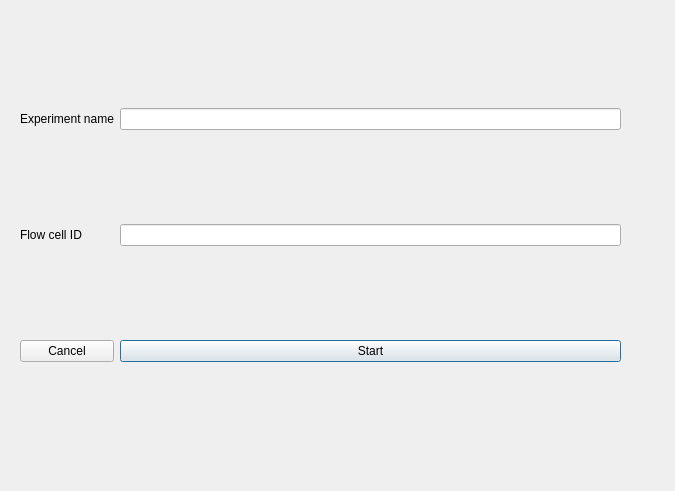
First picture: the form in ulc_mm_package/QtGUI/user_form.ui, repository czbiohub-sf/ulc-malaria-scope, before the edit.
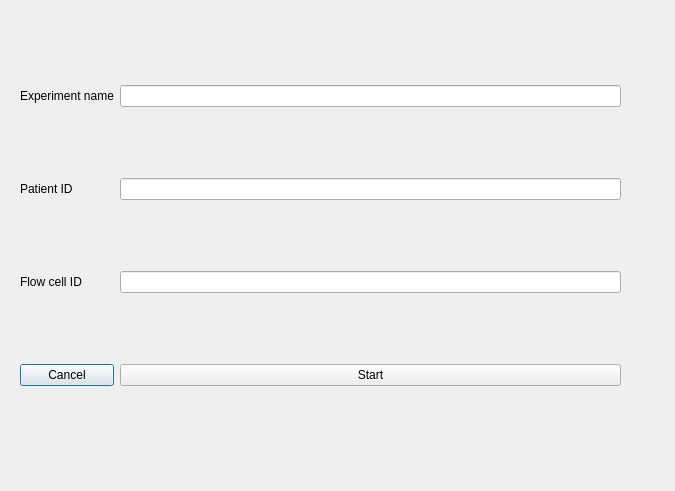
Second picture: the form after the edit.

Patch:
```diff
--- a/ulc_mm_package/QtGUI/user_form.ui
+++ b/ulc_mm_package/QtGUI/user_form.ui
@@ -29,8 +29,49 @@
     </rect>
    </property>
    <layout class="QGridLayout" name="gridLayout">
-    <item row="2" column="2">
-     <widget class="QLineEdit" name="txtFlowCellID"/>
+    <item row="0" column="0">
+     <widget class="QLabel" name="experiment_name_lbl">
+      <property name="sizePolicy">
+       <sizepolicy hsizetype="Minimum" vsizetype="Preferred">
+        <horstretch>0</horstretch>
+        <verstretch>0</verstretch>
+       </sizepolicy>
+      </property>
+      <property name="maximumSize">
+       <size>
+        <width>150</width>
+        <height>16777215</height>
+       </size>
+      </property>
+      <property name="text">
+       <string>Experiment name</string>
+      </property>
+     </widget>
+    </item>
+    <item row="0" column="2">
+     <widget class="QLineEdit" name="experiment_name"/>
+    </item>
+    <item row="1" column="0">
+     <widget class="QLabel" name="patient_id_lbl">
+      <property name="sizePolicy">
+       <sizepolicy hsizetype="Minimum" vsizetype="Preferred">
+        <horstretch>0</horstretch>
+        <verstretch>0</verstretch>
+       </sizepolicy>
+      </property>
+      <property name="maximumSize">
+       <size>
+        <width>150</width>
+        <height>16777215</height>
+       </size>
+      </property>
+      <property name="text">
+       <string>Patient ID</string>
+      </property>
+     </widget>
+    </item>
+    <item row="1" column="2">
+     <widget class="QLineEdit" name="patient_id"/>
     </item>
     <item row="2" column="0">
      <widget class="QLabel" name="lblExperimentSetupFlowCellID">
@@ -45,39 +86,20 @@
       </property>
      </widget>
     </item>
-    <item row="0" column="2">
-     <widget class="QLineEdit" name="txtExperimentName"/>
+    <item row="2" column="2">
+     <widget class="QLineEdit" name="flowcell_id"/>
     </item>
-    <item row="11" column="2">
-     <widget class="QPushButton" name="btnStartExperiment">
-      <property name="text">
-       <string>Start</string>
-      </property>
-     </widget>
-    </item>
-    <item row="11" column="0">
-     <widget class="QPushButton" name="btnExperimentSetupAbort">
+    <item row="3" column="0">
+     <widget class="QPushButton" name="exit_btn">
       <property name="text">
        <string>Cancel</string>
       </property>
      </widget>
     </item>
-    <item row="0" column="0">
-     <widget class="QLabel" name="lblExperimentSetupName">
-      <property name="sizePolicy">
-       <sizepolicy hsizetype="Minimum" vsizetype="Preferred">
-        <horstretch>0</horstretch>
-        <verstretch>0</verstretch>
-       </sizepolicy>
-      </property>
-      <property name="maximumSize">
-       <size>
-        <width>150</width>
-        <height>16777215</height>
-       </size>
-      </property>
+    <item row="3" column="2">
+     <widget class="QPushButton" name="start_btn">
       <property name="text">
-       <string>Experiment name</string>
+       <string>Start</string>
       </property>
      </widget>
     </item>
```
Left out of the diff: 4 changed lines with no effect on the pictures.
